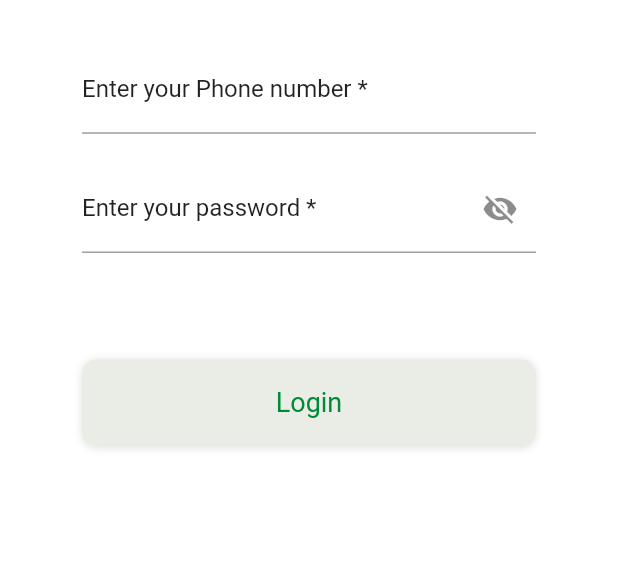
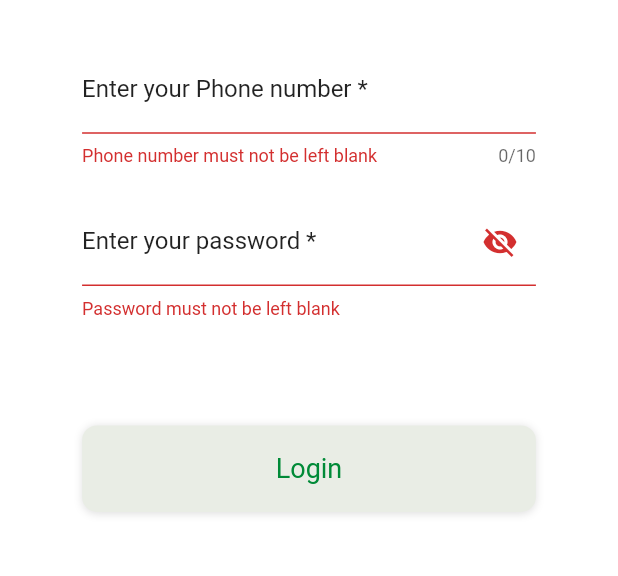
Before and after one commit to sumitra19jha/bluestack, a Flutter app: the screen it shows after launch, scrolled down 72 dp, after a tap on "Login", on a phone screen of 412 x 824 dp, the part 239-815 px from its top. Run offline on Flutter 3.47's test engine with Material 2 defaults, Android fonts, the phone set to English and light mode, and no system bars; our stand-ins replace shared_preferences.

Commit message:
Login Handler

```diff
--- a/lang/en.json
+++ b/lang/en.json
@@ -1,5 +1,5 @@
 {
-    "Phone Hint": "Phone Hint",
+    "Phone Hint": "9898989898",
     "password": "Password",
     "Login": "Login",
     "Enter your Phone number": "Enter your Phone number",
--- /dev/null
+++ b/lib/Provider/login.dart
@@ -0,0 +1,39 @@
+import 'package:flutter/material.dart';
+// ignore: import_of_legacy_library_into_null_safe
+import 'package:shared_preferences/shared_preferences.dart';
+
+class LoginProvider with ChangeNotifier {
+  late String phoneNumber;
+  late String userPassword;
+  late bool isLogged = false;
+
+  bool get isUserAlreadyLogged {
+    return isLogged;
+  }
+
+  Future<void> initialize() async {
+    final prefs = await SharedPreferences.getInstance();
+    final String isUserLogged = prefs.getString('isLogged');
+    if (isUserLogged == "true") {
+      isLogged = true;
+      notifyListeners();
+    }
+  }
+
+  Future<void> login(String phone, String password) async {
+    if (phone == "9898989898" || phone == "9876543210") {
+      phoneNumber = phone;
+    } else {
+      throw ("Invalid Phone Number");
+    }
+
+    if (password == "password123") {
+      userPassword = password;
+    } else {
+      throw ("Invalid Password");
+    }
+
+    final prefs = await SharedPreferences.getInstance();
+    await prefs.setString('isLogged', 'true');
+  }
+}
--- a/lib/Utils/validator.dart
+++ b/lib/Utils/validator.dart
@@ -1,52 +1,40 @@
 class Validator {
-  static String? validateEmail(
-    String email,
-  ) {
-    // If email is empty return.
-    if (email.isEmpty) {
-      return "Email must not be left blank";
+  static String? validatePhone(String phone) {
+    if (phone.isEmpty) {
+      return "Phone number must not be left blank";
     }
-    const String pattern =
-        r"^[a-zA-Z0-9.!#$%&'*+/=?^_`{|}~-]+@[a-zA-Z0-9](?:[a-zA-Z0-9-]{0,253}[a-zA-Z0-9])?(?:\.[a-zA-Z0-9](?:[a-zA-Z0-9-]{0,253}[a-zA-Z0-9])?)*$";
+    const String pattern = r"^(?:[+0]9)?[0-9]{10}$";
     final RegExp regex = RegExp(pattern);
-    if (!regex.hasMatch(email)) {
-      return 'Please enter a valid Email Address';
+
+    if (phone.length != 10) {
+      return 'Phone Number must be 10 digits long';
     }
+
+    if (!regex.hasMatch(phone)) {
+      return 'Please enter a valid Phone Number';
+    }
+
     return null;
   }
 
-  static String? validatePassword(
-    String password,
-  ) {
+  static String? validatePassword(String password) {
     // If password is empty return.
     if (password.isEmpty) {
       return "Password must not be left blank";
     }
-    const String pattern =
-        r'^(?=.*?[A-Z])(?=.*?[0-9])(?=.*?[!@#\$&*%^~.]).{8,}$';
-    final RegExp regExp = RegExp(pattern);
 
     //Regex for no spaces allowed
     const String noSpaces = r'^\S+$';
     final RegExp noSpaceRegex = RegExp(noSpaces);
 
-    if (!regExp.hasMatch(password)) {
-      return "Invalid Password";
-    }
     if (!noSpaceRegex.hasMatch(password)) {
       return "Password must not contain spaces";
     }
 
-    return null;
-  }
+    if (password != "password123") {
+      return "Wrong Credentials, Try Again";
+    }
 
-  static String? validatePasswordConfirm(
-    String value,
-    String comparator,
-  ) {
-    if (value != comparator) {
-      return 'Password does not match original';
-    }
     return null;
   }
 }
--- a/lib/login.dart
+++ b/lib/login.dart
@@ -1,9 +1,13 @@
+import 'package:bluestack/Provider/login.dart';
 import 'package:bluestack/Utils/color.dart';
 import 'package:bluestack/Utils/lang_delegate.dart';
+import 'package:bluestack/Utils/page-animation.dart';
 import 'package:bluestack/Widgets/raisedRoundedButton.dart';
 import 'package:bluestack/Utils/size-config.dart';
 import 'package:bluestack/Utils/validator.dart';
+import 'package:bluestack/home.dart';
 import 'package:flutter/material.dart';
+import 'package:provider/provider.dart';
 
 class AuthPage extends StatefulWidget {
   @override
@@ -13,9 +17,8 @@ class AuthPage extends StatefulWidget {
 }
 
 class _AuthPageState extends State<AuthPage> {
-  //----------------------------
   TextEditingController password = TextEditingController();
-  TextEditingController email = TextEditingController();
+  TextEditingController phone = TextEditingController();
   FocusNode passwordFocus = FocusNode();
   FocusNode emailFocus = FocusNode();
   bool hidePassword = true;
@@ -80,17 +83,17 @@ class _AuthPageState extends State<AuthPage> {
                     children: <Widget>[
                       SizedBox(height: 15),
                       TextFormField(
-                          controller: email,
+                        controller: phone,
                         focusNode: emailFocus,
                         textInputAction: TextInputAction.next,
-                          keyboardType: TextInputType.emailAddress,
+                        keyboardType: TextInputType.phone,
+                        maxLength: 10,
                         autofillHints: const <String>[AutofillHints.email],
                         enableSuggestions: true,
                         validator: (value) {
-                            final String? err = Validator.validateEmail(value!);
+                          final String? err = Validator.validatePhone(value!);
                           if (err != null) {
-                              return AppLocalizations.of(context)!
-                                  .translate(err);
+                            return AppLocalizations.of(context)!.translate(err);
                           }
 
                           return null;
@@ -101,7 +104,8 @@ class _AuthPageState extends State<AuthPage> {
                           labelText:
                               '${AppLocalizations.of(context)!.translate("Enter your Phone number")} *',
                           labelStyle: Theme.of(context).textTheme.subtitle1,
-                          )),
+                        ),
+                      ),
                       SizedBox(
                         height: SizeConfig.screenHeight! * 0.025,
                       ),
@@ -145,8 +149,26 @@ class _AuthPageState extends State<AuthPage> {
                       RaisedRoundedButton(
                         buttonLabel:
                             AppLocalizations.of(context)!.translate('Login'),
-                        onTap: () {
-                          //LOGIN-LOGIC-----------------------------------------
+                        onTap: () async {
+                          emailFocus.unfocus();
+                          passwordFocus.unfocus();
+                          validate = AutovalidateMode.always;
+                          if (formKey.currentState!.validate()) {
+                            validate = AutovalidateMode.disabled;
+                            try {
+                              //LOGIN-LOGIC-----------------------------------------------------------
+                              await Provider.of<LoginProvider>(
+                                context,
+                                listen: false,
+                              ).login(phone.text, password.text);
+
+                              Navigator.of(context).pushReplacement(
+                                PageTransition.show(HomeScreen()),
+                              );
+                            } catch (e) {
+                              print(e);
+                            }
+                          }
                         },
                         textColor: const Color(0xFF008A37),
                         key: const Key('LoginButton'),
@@ -164,21 +186,4 @@ class _AuthPageState extends State<AuthPage> {
       ),
     );
   }
-
-  login() async {
-    emailFocus.unfocus();
-    passwordFocus.unfocus();
-    validate = AutovalidateMode.always;
-    if (formKey.currentState!.validate()) {
-      validate = AutovalidateMode.disabled;
-      // navigationService.pushDialog(const CustomProgressDialog(key: Key('LoginProgress')));
-      // databaseFunctions.init();
-      try {
-        //LOGIN-LOGIC-----------------------------------------------------------
-      } on Exception catch (e) {
-        print('here');
-        print(e);
 }
-    }
-  }
-}
--- a/lib/main.dart
+++ b/lib/main.dart
@@ -1,3 +1,5 @@
+import 'package:bluestack/Provider/login.dart';
+import 'package:bluestack/home.dart';
 import 'package:flutter/material.dart';
 // ignore: import_of_legacy_library_into_null_safe
 import 'package:provider/provider.dart';
@@ -16,6 +18,7 @@ class MyApp extends StatelessWidget {
     return MultiProvider(
       providers: [
         ChangeNotifierProvider.value(value: AppLanguage()),
+        ChangeNotifierProvider.value(value: LoginProvider()),
       ],
       child: Consumer<AppLanguage>(
         builder: (context, model, child) => MaterialApp(
@@ -28,7 +31,14 @@ class MyApp extends StatelessWidget {
             GlobalMaterialLocalizations.delegate,
             GlobalWidgetsLocalizations.delegate,
           ],
-          home: AuthPage(),
+          home: Consumer<LoginProvider>(
+            builder: (context, loginModel, child) {
+              loginModel.initialize();
+              return Provider.of<LoginProvider>(context).isUserAlreadyLogged
+                  ? HomeScreen()
+                  : AuthPage();
+            },
+          ),
         ),
       ),
     );
```
Also changed, not shown: lib/Utils/page-animation.dart (added, +30 -0 lines), lib/home.dart (added, +22 -0 lines). Lines whose indentation alone changed are shown as unchanged.
